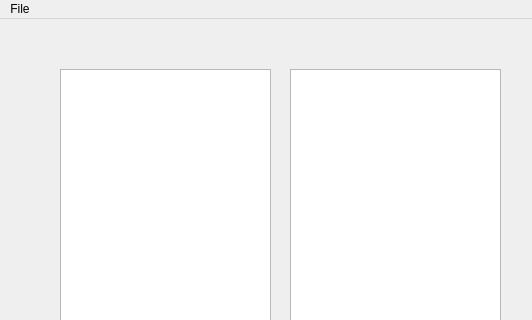
This is mainwindow.ui in forestgril2/january2022_test as Qt 5 draws it before an edit; both pictures show x 0 to 532 and y 0 to 320 of the 532 by 608 pixel window. The edited form follows.
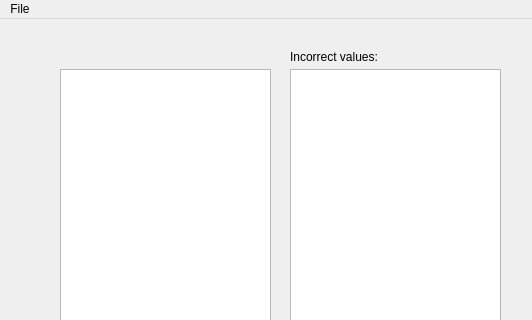
This is the edited form.

Commit message: Set text edit precision.

```diff
--- a/mainwindow.ui
+++ b/mainwindow.ui
@@ -57,6 +57,19 @@
      </rect>
     </property>
    </widget>
+   <widget class="QLabel" name="label_2">
+    <property name="geometry">
+     <rect>
+      <x>290</x>
+      <y>30</y>
+      <width>121</width>
+      <height>16</height>
+     </rect>
+    </property>
+    <property name="text">
+     <string>Incorrect values:</string>
+    </property>
+   </widget>
   </widget>
   <widget class="QMenuBar" name="menubar">
    <property name="geometry">
```
The commit also changes 1 other file.
